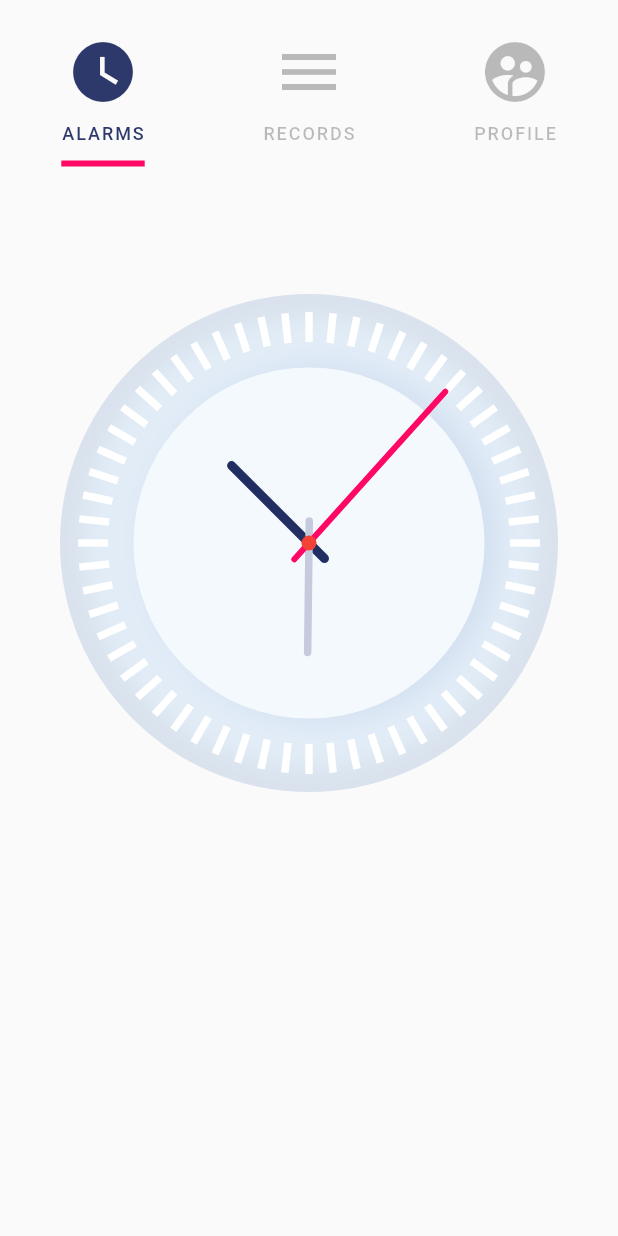
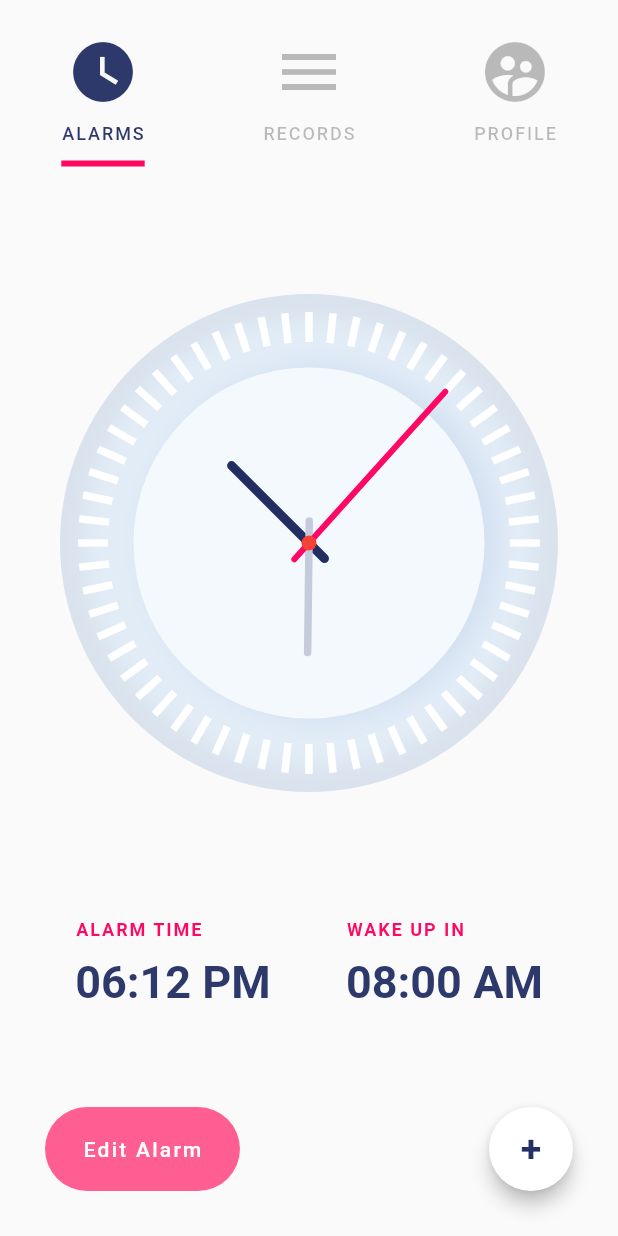
Before and after one commit to sahariardev/flutter_clock_project, a Flutter app: the screen it shows after launch, on a phone screen of 412 x 824 dp. Run offline on Flutter 3.47's test engine with Material 2 defaults, Android fonts, the phone set to English and light mode, and no system bars.

Commit message:
Completed first screen

```diff
--- a/lib/main.dart
+++ b/lib/main.dart
@@ -1,8 +1,6 @@
 import 'package:flutter/cupertino.dart';
 import 'package:flutter/material.dart';
 import 'package:flutter_clock_ui/screens/first_screen.dart';
-
-import 'clocks/clock.dart';
 
 void main() => runApp(new MyApp());
 
@@ -29,6 +27,7 @@ class AppClock extends StatelessWidget {
       child: DefaultTabController(
         length: 3,
         child: Scaffold(
+          bottomNavigationBar: BottomBar(),
           appBar: AppBar(
             elevation: 0.0,
             backgroundColor: Colors.transparent,
@@ -38,7 +37,7 @@ class AppClock extends StatelessWidget {
                 color: Colors.transparent,
                 child: SafeArea(
                   child: Column(
-                    children: [
+                    children: const [
                       TabBar(
                         indicator: UnderlineTabIndicator(
                           borderSide:
@@ -96,3 +95,44 @@ class AppClock extends StatelessWidget {
     );
   }
 }
+
+class BottomBar extends StatelessWidget {
+  @override
+  Widget build(BuildContext context) {
+    return Padding(
+      padding: EdgeInsets.fromLTRB(30, 10, 30, 30),
+      child: Row(
+        mainAxisAlignment: MainAxisAlignment.spaceBetween,
+        children: [
+          FlatButton(
+            onPressed: () {},
+            child: Text(
+              "Edit Alarm",
+              style: TextStyle(letterSpacing: 1.5),
+            ),
+            color: Color(0xffff5e92),
+            textColor: Colors.white,
+            padding: EdgeInsets.symmetric(vertical: 20, horizontal: 25),
+            shape:
+                RoundedRectangleBorder(borderRadius: BorderRadius.circular(50)),
+          ),
+          FloatingActionButton(
+            onPressed: () {},
+            child: Text(
+              '+',
+              style: TextStyle(
+                color: Color(0xff253165),
+                fontWeight: FontWeight.w700,
+                fontSize: 25
+              ),
+            ),
+            backgroundColor: Colors.white,
+            foregroundColor: Colors.black,
+            elevation: 5,
+            highlightElevation: 3,
+          )
+        ],
+      ),
+    );
+  }
+}
--- a/lib/screens/first_screen.dart
+++ b/lib/screens/first_screen.dart
@@ -1,21 +1,74 @@
-
-
 import 'package:flutter/material.dart';
 import 'package:flutter_clock_ui/clocks/clock.dart';
 
-class FirstTab extends StatelessWidget{
+class FirstTab extends StatelessWidget {
   @override
   Widget build(BuildContext context) {
     return ListView(
       children: [
-       SizedBox(
+        const SizedBox(
           height: 85,
         ),
         Padding(
           padding: const EdgeInsets.symmetric(horizontal: 40),
           child: Clock(),
         ),
-
+        const SizedBox(
+          height: 85,
+        ),
+        Row(
+          mainAxisAlignment: MainAxisAlignment.spaceEvenly,
+          children: [
+            Column(
+              crossAxisAlignment: CrossAxisAlignment.start,
+              children: const [
+                Text(
+                  "ALARM TIME",
+                  style: TextStyle(
+                      color: Color(0xffff0863),
+                      fontSize: 12,
+                      fontWeight: FontWeight.w700,
+                      letterSpacing: 1.3),
+                ),
+                SizedBox(
+                  height: 10,
+                ),
+                Text(
+                  "06:12 PM",
+                  style: TextStyle(
+                    color: Color(0xff2d386b),
+                    fontWeight: FontWeight.w700,
+                    fontSize: 30
+                  ),
+                ),
+              ],
+            ),
+            Column(
+              crossAxisAlignment: CrossAxisAlignment.start,
+              children: const [
+                Text(
+                  "WAKE UP IN",
+                  style: TextStyle(
+                      color: Color(0xffff0863),
+                      fontSize: 12,
+                      fontWeight: FontWeight.w700,
+                      letterSpacing: 1.3),
+                ),
+                SizedBox(
+                  height: 10,
+                ),
+                Text(
+                  "08:00 AM",
+                  style: TextStyle(
+                      color: Color(0xff2d386b),
+                      fontWeight: FontWeight.w700,
+                      fontSize: 30
+                  ),
+                ),
+              ],
+            ),
+          ],
+        )
       ],
     );
   }
```
Lines whose indentation alone changed are shown as unchanged.
